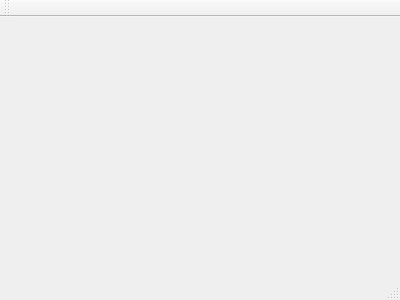
makyo/qtimelapse, file qtimelapse.ui: the form before one commit.
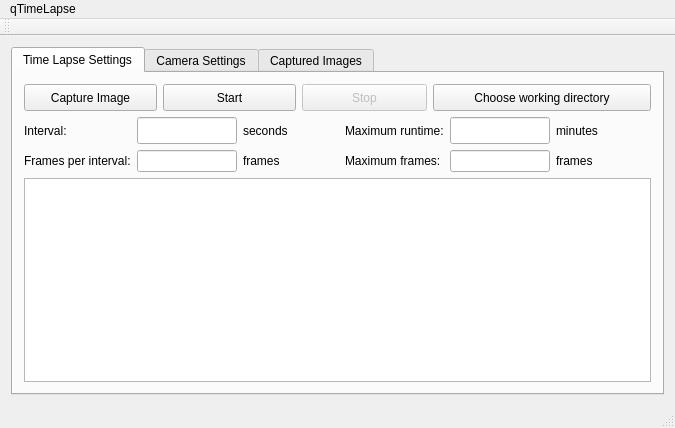
The form after the commit.

The edit to the form file:
```diff
--- a/qtimelapse.ui
+++ b/qtimelapse.ui
@@ -1,24 +1,306 @@
 <ui version="4.0">
  <class>QTimeLapse</class>
- <widget class="QMainWindow" name="QTimeLapse" >
-  <property name="geometry" >
+ <widget class="QMainWindow" name="QTimeLapse">
+  <property name="geometry">
    <rect>
     <x>0</x>
     <y>0</y>
-    <width>400</width>
-    <height>300</height>
+    <width>675</width>
+    <height>428</height>
    </rect>
   </property>
   <property name="windowTitle" >
    <string>QTimeLapse</string>
   </property>
-  <widget class="QMenuBar" name="menuBar" />
-  <widget class="QToolBar" name="mainToolBar" />
-  <widget class="QWidget" name="centralWidget" />
-  <widget class="QStatusBar" name="statusBar" />
+  <widget class="QWidget" name="centralWidget">
+   <layout class="QGridLayout" name="gridLayout_3">
+    <item row="0" column="0">
+     <widget class="QTabWidget" name="tabView">
+      <property name="currentIndex">
+       <number>0</number>
+      </property>
+      <widget class="QWidget" name="tab_timeLapse">
+       <property name="toolTip">
+        <string>&lt;html&gt;&lt;head/&gt;&lt;body&gt;&lt;p&gt;Time lapse&lt;/p&gt;&lt;/body&gt;&lt;/html&gt;</string>
+       </property>
+       <property name="accessibleName">
+        <string>Time Lapse</string>
+       </property>
+       <property name="accessibleDescription">
+        <string>Time Lapse</string>
+       </property>
+       <attribute name="title">
+        <string>Time Lapse Settings</string>
+       </attribute>
+       <layout class="QVBoxLayout" name="verticalLayout">
+        <item>
+         <layout class="QHBoxLayout" name="horizontalLayout">
+          <item>
+           <widget class="QPushButton" name="btn_captureImage">
+            <property name="minimumSize">
+             <size>
+              <width>133</width>
+              <height>27</height>
+             </size>
+            </property>
+            <property name="maximumSize">
+             <size>
+              <width>133</width>
+              <height>27</height>
+             </size>
+            </property>
+            <property name="text">
+             <string>Capture Image</string>
+            </property>
+           </widget>
+          </item>
+          <item>
+           <widget class="QPushButton" name="btn_start">
+            <property name="minimumSize">
+             <size>
+              <width>133</width>
+              <height>27</height>
+             </size>
+            </property>
+            <property name="maximumSize">
+             <size>
+              <width>133</width>
+              <height>27</height>
+             </size>
+            </property>
+            <property name="text">
+             <string>Start</string>
+            </property>
+           </widget>
+          </item>
+          <item>
+           <widget class="QPushButton" name="btn_stop">
+            <property name="enabled">
+             <bool>false</bool>
+            </property>
+            <property name="maximumSize">
+             <size>
+              <width>133</width>
+              <height>27</height>
+             </size>
+            </property>
+            <property name="text">
+             <string>Stop</string>
+            </property>
+           </widget>
+          </item>
+          <item>
+           <widget class="QPushButton" name="btn_chooseLocation">
+            <property name="minimumSize">
+             <size>
+              <width>218</width>
+              <height>27</height>
+             </size>
+            </property>
+            <property name="maximumSize">
+             <size>
+              <width>218</width>
+              <height>27</height>
+             </size>
+            </property>
+            <property name="text">
+             <string>Choose working directory</string>
+            </property>
+           </widget>
+          </item>
+         </layout>
+        </item>
+        <item>
+         <layout class="QGridLayout" name="gridLayout">
+          <item row="1" column="3">
+           <widget class="QLabel" name="label_4">
+            <property name="text">
+             <string>Maximum frames:</string>
+            </property>
+           </widget>
+          </item>
+          <item row="0" column="1">
+           <widget class="QLineEdit" name="lineEdit_2">
+            <property name="minimumSize">
+             <size>
+              <width>100</width>
+              <height>0</height>
+             </size>
+            </property>
+            <property name="maximumSize">
+             <size>
+              <width>100</width>
+              <height>27</height>
+             </size>
+            </property>
+           </widget>
+          </item>
+          <item row="1" column="1">
+           <widget class="QLineEdit" name="lineEdit">
+            <property name="minimumSize">
+             <size>
+              <width>100</width>
+              <height>0</height>
+             </size>
+            </property>
+            <property name="maximumSize">
+             <size>
+              <width>100</width>
+              <height>27</height>
+             </size>
+            </property>
+           </widget>
+          </item>
+          <item row="0" column="5">
+           <widget class="QLabel" name="label_7">
+            <property name="minimumSize">
+             <size>
+              <width>0</width>
+              <height>27</height>
+             </size>
+            </property>
+            <property name="text">
+             <string>minutes</string>
+            </property>
+           </widget>
+          </item>
+          <item row="1" column="5">
+           <widget class="QLabel" name="label_8">
+            <property name="text">
+             <string>frames</string>
+            </property>
+           </widget>
+          </item>
+          <item row="0" column="3">
+           <widget class="QLabel" name="label_3">
+            <property name="text">
+             <string>Maximum runtime:</string>
+            </property>
+           </widget>
+          </item>
+          <item row="0" column="2">
+           <widget class="QLabel" name="label_5">
+            <property name="text">
+             <string>seconds</string>
+            </property>
+           </widget>
+          </item>
+          <item row="1" column="0">
+           <widget class="QLabel" name="label_2">
+            <property name="text">
+             <string>Frames per interval:</string>
+            </property>
+           </widget>
+          </item>
+          <item row="1" column="4">
+           <widget class="QLineEdit" name="lineEdit_4">
+            <property name="minimumSize">
+             <size>
+              <width>100</width>
+              <height>0</height>
+             </size>
+            </property>
+            <property name="maximumSize">
+             <size>
+              <width>100</width>
+              <height>27</height>
+             </size>
+            </property>
+           </widget>
+          </item>
+          <item row="0" column="0">
+           <widget class="QLabel" name="label">
+            <property name="text">
+             <string>Interval:</string>
+            </property>
+           </widget>
+          </item>
+          <item row="0" column="4">
+           <widget class="QLineEdit" name="lineEdit_3">
+            <property name="minimumSize">
+             <size>
+              <width>100</width>
+              <height>0</height>
+             </size>
+            </property>
+            <property name="maximumSize">
+             <size>
+              <width>100</width>
+              <height>27</height>
+             </size>
+            </property>
+           </widget>
+          </item>
+          <item row="1" column="2">
+           <widget class="QLabel" name="label_6">
+            <property name="text">
+             <string>frames</string>
+            </property>
+           </widget>
+          </item>
+         </layout>
+        </item>
+        <item>
+         <widget class="QGraphicsView" name="graphicsView"/>
+        </item>
+       </layout>
+      </widget>
+      <widget class="QWidget" name="tab_cameraSettings">
+       <attribute name="title">
+        <string>Camera Settings</string>
+       </attribute>
+      </widget>
+      <widget class="QWidget" name="tab_capturedImages">
+       <attribute name="title">
+        <string>Captured Images</string>
+       </attribute>
+      </widget>
+     </widget>
+    </item>
+   </layout>
+  </widget>
+  <widget class="QMenuBar" name="menuBar">
+   <property name="geometry">
+    <rect>
+     <x>0</x>
+     <y>0</y>
+     <width>675</width>
+     <height>25</height>
+    </rect>
+   </property>
+   <widget class="QMenu" name="menuQTimeLapse">
+    <property name="title">
+     <string>qTimeLapse</string>
+    </property>
+    <addaction name="actionDetect_Camera"/>
+    <addaction name="actionExit"/>
+   </widget>
+   <addaction name="menuQTimeLapse"/>
+  </widget>
+  <widget class="QToolBar" name="mainToolBar">
+   <attribute name="toolBarArea">
+    <enum>TopToolBarArea</enum>
+   </attribute>
+   <attribute name="toolBarBreak">
+    <bool>false</bool>
+   </attribute>
+  </widget>
+  <widget class="QStatusBar" name="statusBar"/>
+  <action name="actionDetect_Camera">
+   <property name="text">
+    <string>Detect Camera...</string>
+   </property>
+  </action>
+  <action name="actionExit">
+   <property name="text">
+    <string>Exit</string>
+   </property>
+   <property name="shortcut">
+    <string>Ctrl+Q</string>
+   </property>
+  </action>
  </widget>
- <layoutDefault spacing="6" margin="11" />
- <pixmapfunction></pixmapfunction>
+ <layoutdefault spacing="6" margin="11"/>
  <resources/>
  <connections/>
 </ui>
```
Left out of the diff: 3 changed lines with no effect on the pictures.
